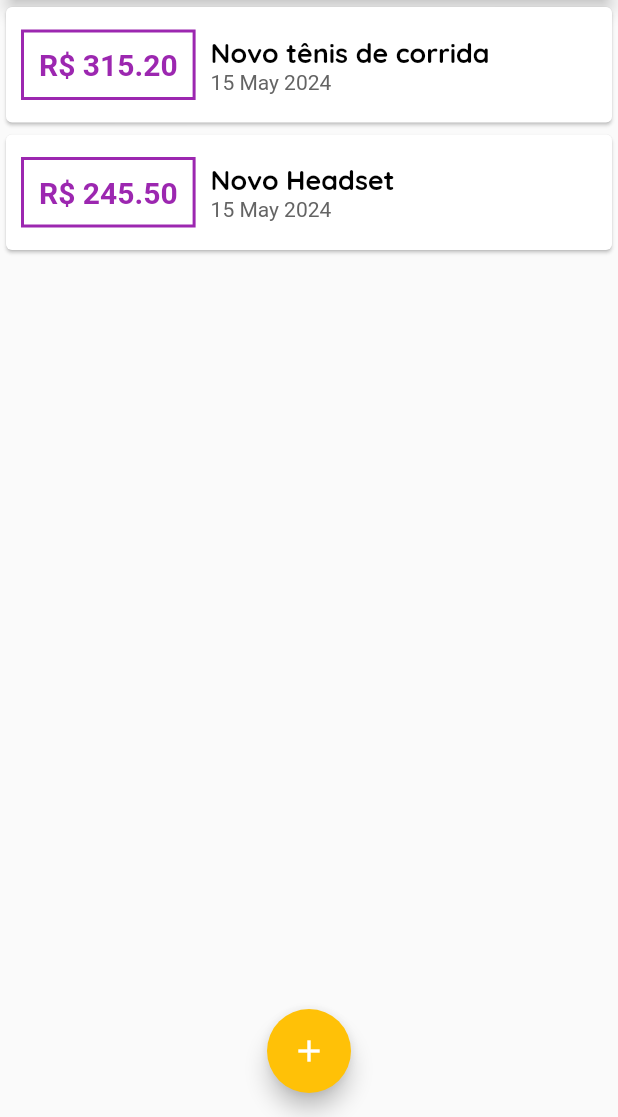
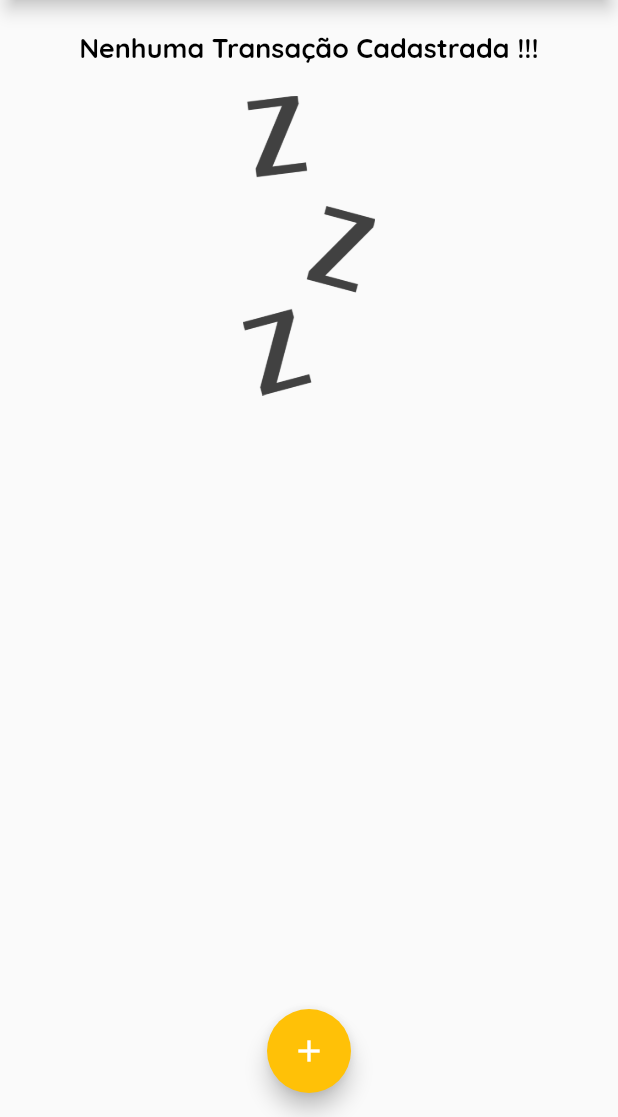
Before and after one commit to Rafa2266/expenses, a Flutter app: the screen it shows after launch, on a phone screen of 412 x 824 dp, the part 119-1236 px from its top. Run offline on Flutter 3.47's test engine with Material 2 defaults, Android fonts, the phone set to English and light mode, and no system bars.

Commit message:
adicionado tela sem transações

```diff
--- a/lib/components/transaction_list.dart
+++ b/lib/components/transaction_list.dart
@@ -10,7 +10,25 @@ class TransactionList extends StatelessWidget {
   Widget build(BuildContext context) {
     return SizedBox(
       height: 300,
-      child: ListView.builder(
+      child: _transactions.isEmpty
+          ? Column(
+              children: <Widget>[
+                const SizedBox(height: 20),
+                Text(
+                  'Nenhuma Transação Cadastrada !!!',
+                  style: Theme.of(context).textTheme.titleLarge,
+                ),
+                const SizedBox(height: 20),
+                SizedBox(
+                  height: 200,
+                  child: Image.asset(
+                    'assets/images/waiting.png',
+                    fit: BoxFit.cover,
+                  ),
+                )
+              ],
+            )
+          : ListView.builder(
               itemCount: _transactions.length,
               itemBuilder: (ctx, index) {
                 final t = _transactions[index];
@@ -19,8 +37,8 @@ class TransactionList extends StatelessWidget {
                     child: Row(
                   children: <Widget>[
                     Container(
-                margin:
-                    const EdgeInsets.symmetric(vertical: 15, horizontal: 10),
+                      margin: const EdgeInsets.symmetric(
+                          vertical: 15, horizontal: 10),
                       decoration: BoxDecoration(
                           border: Border.all(
                               color: Theme.of(context).colorScheme.primary,
--- a/lib/main.dart
+++ b/lib/main.dart
@@ -56,14 +56,14 @@ class _MyHomePageState extends State<MyHomePage> {
         });
   }
 
-  final _transactions = [
-    Transaction(
+  final List<Transaction> _transactions = [
+    /* Transaction(
         id: 't1',
         title: 'Novo tênis de corrida',
         value: 315.20,
         date: DateTime.now()),
     Transaction(
-        id: 't2', title: 'Novo Headset', value: 245.50, date: DateTime.now())
+        id: 't2', title: 'Novo Headset', value: 245.50, date: DateTime.now()) */
   ];
 
   _addTransaction(String title, double value) {
--- a/pubspec.yaml
+++ b/pubspec.yaml
@@ -60,8 +60,8 @@ flutter:
   uses-material-design: true
 
   # To add assets to your application, add an assets section, like this:
-  # assets:
-  #   - images/a_dot_burr.jpeg
+  assets:
+      - assets/images/waiting.png
   #   - images/a_dot_ham.jpeg
 
   # An image asset can refer to one or more resolution-specific "variants", see
```
Also changed, not shown: assets/images/waiting.png (added). Lines whose indentation alone changed are shown as unchanged.
